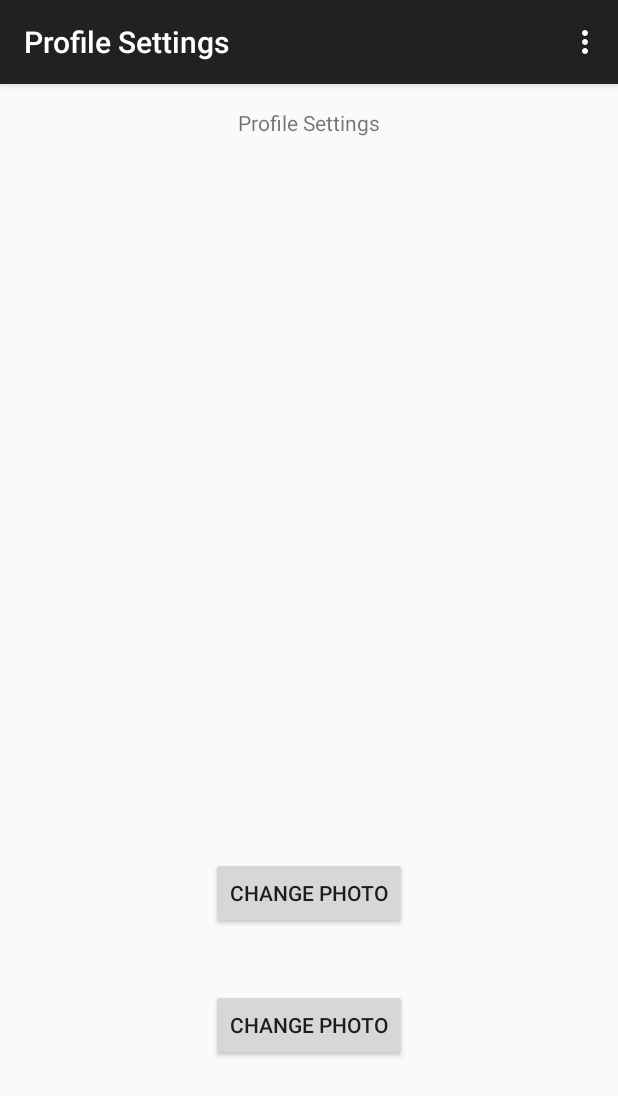
After one commit to bboyadzhiev/Get-A-Taxi.MobileClient, an Android app: the ProfileActivity screen opened directly, with no data from a screen before it, on a phone screen of 412 x 824 dp. The commit adds this screen. Shown: the top 1096 px of the screen. Run offline under Robolectric (Android 15) with nearby library versions, the phone set to English and light mode, and no system bars; libraries missing offline, so code that uses them is left out: retrofit.client, retrofit.mime.

Commit message:
- User profile photo

```diff
--- /dev/null
+++ b/Get-A-Taxi/app/src/main/java/com/getataxi/client/comm/ProfileActivity.java
@@ -0,0 +1,179 @@
+package com.getataxi.client.comm;
+
+import android.animation.Animator;
+import android.animation.AnimatorListenerAdapter;
+import android.annotation.TargetApi;
+import android.app.Activity;
+import android.content.Context;
+import android.content.Intent;
+import android.graphics.Bitmap;
+import android.os.Build;
+import android.support.v7.app.ActionBarActivity;
+import android.os.Bundle;
+import android.view.Menu;
+import android.view.MenuItem;
+import android.view.View;
+import android.widget.Button;
+import android.widget.ImageView;
+import android.widget.Toast;
+
+import com.getataxi.client.R;
+import com.getataxi.client.comm.models.PhotoDM;
+import com.getataxi.client.utils.UserPreferencesManager;
+import com.google.android.gms.common.images.ImageManager;
+import com.google.gson.Gson;
+import com.google.gson.JsonObject;
+
+import org.apache.http.HttpStatus;
+
+import java.io.ByteArrayOutputStream;
+
+import retrofit.Callback;
+import retrofit.RetrofitError;
+import retrofit.client.Response;
+import retrofit.mime.TypedByteArray;
+
+public class ProfileActivity extends ActionBarActivity {
+
+    private Context context;
+    private static final int CAMERA_REQUEST = 1888;
+    private ImageView photoImageView;
+    private PhotoDM photoModel = null;
+    private View mProgressView;
+    Button photoChangeButton;
+    Button photoSetButton;
+
+
+    @Override
+    protected void onCreate(Bundle savedInstanceState) {
+        super.onCreate(savedInstanceState);
+        setContentView(R.layout.activity_profile);
+        context = this;
+
+        mProgressView = findViewById(R.id.profile_progress);
+        this.photoImageView = (ImageView)this.findViewById(R.id.photoImageView);
+        photoChangeButton = (Button)this.findViewById(R.id.changePhotoButton);
+        photoChangeButton.setOnClickListener(new View.OnClickListener() {
+            @Override
+            public void onClick(View v) {
+                Intent cameraIntent = new Intent(android.provider.MediaStore.ACTION_IMAGE_CAPTURE);
+                startActivityForResult(cameraIntent, CAMERA_REQUEST);
+            }
+        });
+
+        photoSetButton = (Button)this.findViewById(R.id.setPhotoButton);
+        photoSetButton.setOnClickListener(new View.OnClickListener() {
+            @Override
+            public void onClick(View v) {
+
+            }
+        });
+
+    }
+
+    protected void onActivityResult(int requestCode, int resultCode, Intent data) {
+        if (requestCode == CAMERA_REQUEST && resultCode == RESULT_OK) {
+            Bitmap photo = (Bitmap) data.getExtras().get("data");
+            photoImageView.setImageBitmap(photo);
+
+            ByteArrayOutputStream stream = new ByteArrayOutputStream();
+
+            photo.compress(Bitmap.CompressFormat.PNG, 100, stream);
+            byte[] byteArray = stream.toByteArray();
+
+            photoModel = new PhotoDM();
+            photoModel.extension = "png";
+            photoModel.content = byteArray;
+
+            storePhoto(photoModel);
+        }
+    }
+
+    private boolean storePhoto(PhotoDM photo) {
+        showProgress(true);
+        RestClientManager.addPhoto(photo, context, new Callback<Integer>() {
+            @Override
+            public void success(Integer integer, Response response) {
+                int status = response.getStatus();
+                if (status == HttpStatus.SC_OK) {
+                    Toast.makeText(context, context.getResources().getText(R.string.photo_stored_success), Toast.LENGTH_LONG).show();
+                }
+            }
+
+            @Override
+            public void failure(RetrofitError error) {
+                showToastError(error);
+                showProgress(false);
+            }
+        });
+        return false;
+    }
+
+    @Override
+    public boolean onCreateOptionsMenu(Menu menu) {
+        // Inflate the menu; this adds items to the action bar if it is present.
+        getMenuInflater().inflate(R.menu.menu_profile, menu);
+        return true;
+    }
+
+    @Override
+    public boolean onOptionsItemSelected(MenuItem item) {
+        // Handle action bar item clicks here. The action bar will
+        // automatically handle clicks on the Home/Up button, so long
+        // as you specify a parent activity in AndroidManifest.xml.
+        int id = item.getItemId();
+
+        //noinspection SimplifiableIfStatement
+        if (id == R.id.action_settings) {
+            return true;
+        }
+
+        return super.onOptionsItemSelected(item);
+    }
+
+    /**
+     * Shows the ordering progress UI
+     */
+    @TargetApi(Build.VERSION_CODES.HONEYCOMB_MR2)
+    public void showProgress(final boolean show) {
+        // On Honeycomb MR2 we have the ViewPropertyAnimator APIs, which allow
+        // for very easy animations. If available, use these APIs to fade-in
+        // the progress spinner.
+        if (Build.VERSION.SDK_INT >= Build.VERSION_CODES.HONEYCOMB_MR2) {
+            int shortAnimTime = getResources().getInteger(android.R.integer.config_shortAnimTime);
+
+            mProgressView.setVisibility(show ? View.VISIBLE : View.GONE);
+            mProgressView.animate().setDuration(shortAnimTime).alpha(
+                    show ? 1 : 0).setListener(new AnimatorListenerAdapter() {
+                @Override
+                public void onAnimationEnd(Animator animation) {
+                    mProgressView.setVisibility(show ? View.VISIBLE : View.GONE);
+                }
+            });
+        } else {
+            // The ViewPropertyAnimator APIs are not available, so simply show
+            // and hide the relevant UI components.
+            mProgressView.setVisibility(show ? View.VISIBLE : View.GONE);
+        }
+    }
+
+    private boolean showToastError(RetrofitError error) {
+        Response response = error.getResponse();
+        if (response != null && response.getBody() != null) {
+            String json =  new String(((TypedByteArray)error.getResponse().getBody()).getBytes());
+            if(!json.isEmpty()){
+                JsonObject jobj = new Gson().fromJson(json, JsonObject.class);
+                String message = jobj.get("Message").getAsString();
+                Toast.makeText(context, message, Toast.LENGTH_LONG).show();
+                // There was a message from the server
+                return true;
+            } else {
+                Toast.makeText(context, error.getMessage(), Toast.LENGTH_LONG).show();
+            }
+        } else {
+            Toast.makeText(context, error.getMessage(), Toast.LENGTH_LONG).show();
+        }
+
+        return false;
+    }
+}
--- /dev/null
+++ b/Get-A-Taxi/app/src/main/res/layout/activity_profile.xml
@@ -0,0 +1,51 @@
+<RelativeLayout xmlns:android="http://schemas.android.com/apk/res/android"
+    xmlns:tools="http://schemas.android.com/tools" android:layout_width="match_parent"
+    android:layout_height="match_parent" android:paddingLeft="@dimen/activity_horizontal_margin"
+    android:paddingRight="@dimen/activity_horizontal_margin"
+    android:paddingTop="@dimen/activity_vertical_margin"
+    android:paddingBottom="@dimen/activity_vertical_margin"
+    tools:context="com.getataxi.client.comm.ProfileActivity">
+
+    <TextView android:text="@string/title_activity_profile" android:layout_width="wrap_content"
+        android:layout_height="wrap_content"
+        android:layout_alignParentTop="true"
+        android:layout_centerHorizontal="true"
+        android:id="@+id/textView" />
+
+    <ImageView
+        android:layout_width="400px"
+        android:layout_height="600px"
+        android:id="@+id/photoImageView"
+        android:layout_below="@+id/textView"
+        android:layout_centerHorizontal="true"
+        android:layout_marginTop="40dp" />
+
+    <Button
+        android:layout_width="wrap_content"
+        android:layout_height="wrap_content"
+        android:text="@string/button_change_photo"
+        android:id="@+id/changePhotoButton"
+        android:layout_below="@+id/photoImageView"
+        android:layout_centerHorizontal="true"
+        android:layout_marginTop="40dp" />
+    <Button
+        android:layout_width="wrap_content"
+        android:layout_height="wrap_content"
+        android:text="@string/button_change_photo"
+        android:id="@+id/setPhotoButton"
+        android:layout_below="@+id/changePhotoButton"
+        android:layout_centerHorizontal="true"
+        android:layout_marginTop="40dp" />
+
+    <!-- Progress Bar -->
+    <ProgressBar
+        android:id="@+id/profile_progress"
+        style="?android:attr/progressBarStyleLarge"
+        android:layout_width="wrap_content"
+        android:layout_height="wrap_content"
+        android:layout_marginBottom="8dp"
+        android:layout_alignParentTop="true"
+        android:layout_centerHorizontal="true"
+        android:visibility="gone" />
+
+</RelativeLayout>
--- /dev/null
+++ b/Get-A-Taxi/app/src/main/res/menu/menu_profile.xml
@@ -0,0 +1,9 @@
+<menu xmlns:android="http://schemas.android.com/apk/res/android"
+    xmlns:app="http://schemas.android.com/apk/res-auto"
+    xmlns:tools="http://schemas.android.com/tools"
+    tools:context="com.getataxi.client.comm.ProfileActivity">
+    <item android:id="@+id/action_user_logout" android:title="@string/action_logout"
+        android:orderInCategory="100" app:showAsAction="never" />
+    <item android:id="@+id/action_user_exit" android:title="@string/exit"
+        android:orderInCategory="100" app:showAsAction="never" />
+</menu>
--- a/Get-A-Taxi/app/src/main/res/values/strings.xml
+++ b/Get-A-Taxi/app/src/main/res/values/strings.xml
@@ -18,4 +18,7 @@
     <string name="enter_favorite_address_msg">Set the short title of your favorite location</string>
     <string name="favorite_stored_successfully">Address %1$s stored successfully!</string>
 
+
+    <string name="hello_world">Hello world!</string>
+
 </resources>
--- /dev/null
+++ b/Get-A-Taxi/app/src/main/res/values/strings_activity_profile.xml
@@ -0,0 +1,8 @@
+<?xml version="1.0" encoding="utf-8"?>
+<resources>
+    <string name="title_activity_profile">Profile Settings</string>
+    <string name="button_change_photo">Change photo</string>
+    <string name="button_set_photo">Set photo</string>
+    <string name="action_logout">Logout</string>
+    <string name="photo_stored_success">Your photo was stored successfully!</string>
+</resources>
```
Also changed, not shown: Get-A-Taxi/app/src/main/AndroidManifest.xml (+21 -17 lines), Get-A-Taxi/app/src/main/java/com/getataxi/client/comm/RestClient.java (+11 -0 lines), Get-A-Taxi/app/src/main/java/com/getataxi/client/comm/RestClientManager.java (+31 -0 lines), Get-A-Taxi/app/src/main/java/com/getataxi/client/comm/contracts/PhotosAPI.java (added, +31 -0 lines), Get-A-Taxi/app/src/main/java/com/getataxi/client/comm/models/PhotoDM.java (added, +20 -0 lines).
